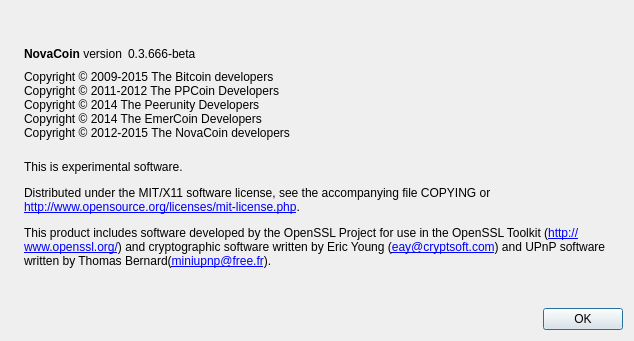
mcastillo0724/novacoin, file src/qt/forms/aboutdialog.ui: the form before one commit.
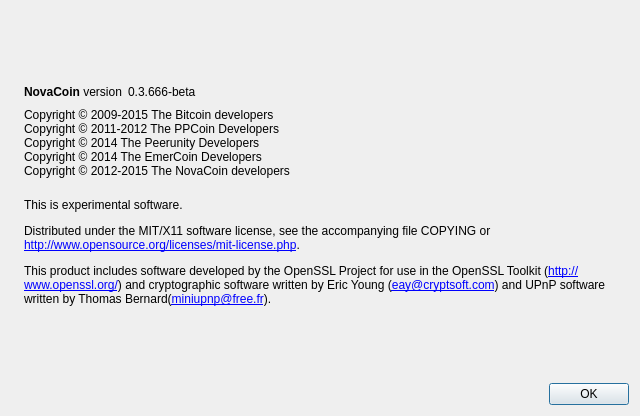
The form after the commit. Icons and pictures are not drawn.

Diff of the .ui file:
```diff
--- a/src/qt/forms/aboutdialog.ui
+++ b/src/qt/forms/aboutdialog.ui
@@ -6,8 +6,8 @@
    <rect>
     <x>0</x>
     <y>0</y>
-    <width>634</width>
-    <height>341</height>
+    <width>640</width>
+    <height>416</height>
    </rect>
   </property>
   <property name="windowTitle">
```
